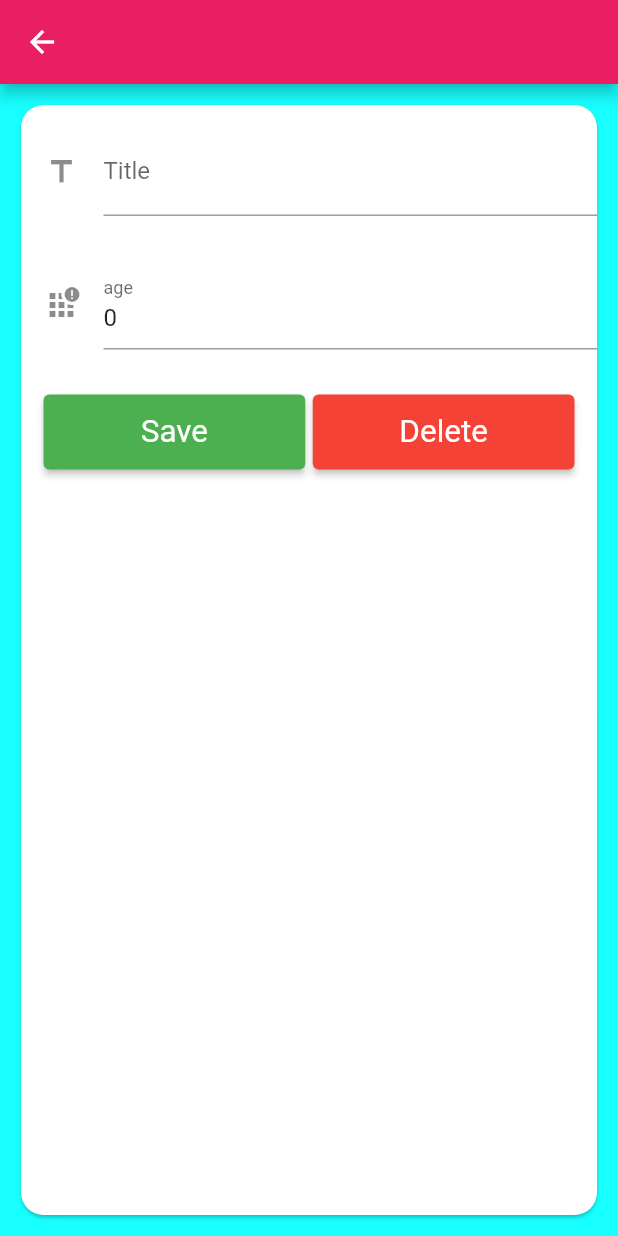
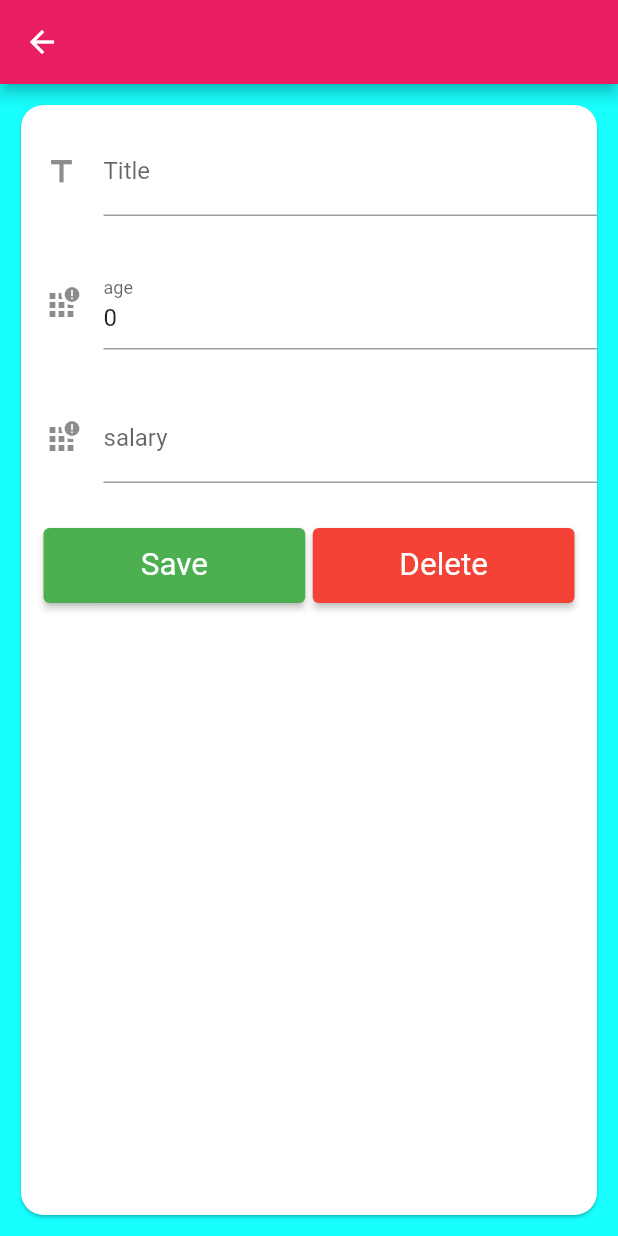
Before and after one commit to flahmed682/sqlite_demo, a Flutter app: the screen it shows after launch, after a tap on the "add" icon, on a phone screen of 412 x 824 dp. Run offline on Flutter 3.47's test engine with Material 2 defaults, Android fonts, the phone set to English and light mode, and no system bars; our stand-ins replace sqflite; accounts and stored records are empty.

Commit message:
10 finish ths system :)

```diff
--- a/lib/db_helper.dart
+++ b/lib/db_helper.dart
@@ -15,8 +15,8 @@ class DbHelper extends LiteDb {
 
   insertNewPerson(Person person) async {
     String sql = '''
-       INSERT INTO PERSON(name, age)
-       VALUES ( '${person.name}' , ${person.age})
+       INSERT INTO PERSON(name, age, salary)
+       VALUES ( '${person.name}' , ${person.age} , ${person.salary})
     ''';
     int result = await insert(sql);
     return result;
@@ -26,7 +26,8 @@ class DbHelper extends LiteDb {
     String sql = '''
        UPDATE PERSON SET
        name = '${person.name}',
-       age = ${person.age}
+       age = ${person.age},
+       salary = ${person.salary}
        WHERE
        id = ${person.id}
     ''';
--- a/lib/litedb.dart
+++ b/lib/litedb.dart
@@ -15,13 +15,12 @@ class LiteDb {
   }
 
   instance() async {
-
     // Get a location using getDatabasesPath
     var databasesPath = await getDatabasesPath();
     String path = join(databasesPath, 'lite_sql.db');
 
     // open the database
-    Database database = await openDatabase(path, version: 1,
+    Database database = await openDatabase(path, version: 2,
         onCreate: (Database db, int version) async {
           // When creating the db, create the table
           await db.execute(
@@ -30,7 +29,15 @@ class LiteDb {
                 CREATE TABLE ACCOUNT (id INTEGER  PRIMARY KEY AUTOINCREMENT, PERSON_ID INTEGER NOT  NULL, ACCOUNT INTEGER NOT NULL, VALUE REAL);
               ''');
           print('Text Database has been created');
-        });
+        },
+        onUpgrade: (Database db, int oldVersion, int newVersion) async {
+          if (newVersion >= 2) {
+            await db.execute('''
+            ALTER TABLE PERSON ADD COLUMN salary REAL NULL
+            ''');
+          }
+        }
+    );
     print(' Database connected');
     return database;
   }
--- a/lib/models/person.dart
+++ b/lib/models/person.dart
@@ -5,8 +5,9 @@ class Person {
   int id;
   String name;
   int age;
+  double salary;
 
-  Person({required this.id, required this.name, required this.age});
+  Person({required this.id, required this.name, required this.age, this.salary = 0.0});
 
   factory Person.getNewEmpty() {
     return Person(
@@ -20,7 +21,8 @@ class Person {
     return Person(
         id: map['id'] ?? 0,
         name: map['name'] ?? '',
-        age: map['age'] ?? 0
+        age: map['age'] ?? 0,
+        salary: map['salary']?.toDouble() ?? 0.0
     );
   }
 }
--- a/lib/screens/person_details.dart
+++ b/lib/screens/person_details.dart
@@ -16,6 +16,7 @@ class _PersonDetailsState extends State<PersonDetails> {
 
   TextEditingController nameController = TextEditingController();
   TextEditingController ageController = TextEditingController();
+  TextEditingController salaryController = TextEditingController();
 
   @override
   Widget build(BuildContext context) {
@@ -64,6 +65,17 @@ class _PersonDetailsState extends State<PersonDetails> {
                   ),
                 ),
               ),
+              Padding(
+                padding: const EdgeInsets.only(
+                    top: 15.0, bottom: 15.0, left: 15.0),
+                child: TextField(
+                  controller: salaryController,
+                  decoration: const InputDecoration(
+                    labelText: 'salary',
+                    icon: Icon(Icons.apps_outage_outlined),
+                  ),
+                ),
+              ),
               // Fourth Element
               Padding(
                 padding: const EdgeInsets.all(15.0),
@@ -82,6 +94,7 @@ class _PersonDetailsState extends State<PersonDetails> {
                           Person person = widget.person;
                           person.name = nameController.text;
                           person.age = int.parse(ageController.text);
+                          person.salary = double.parse(salaryController.text);
                           _saveData(person);
                         },
                       ),
--- a/lib/screens/persons_list.dart
+++ b/lib/screens/persons_list.dart
@@ -66,7 +66,8 @@ class _PersonsListState extends State<PersonsList> {
                   fontSize: 25.0
               ),
             ),
-            subtitle: Text(personList![position].age.toString(),
+            subtitle: Text(
+              "${personList![position].age} --> ${personList![position].salary}" ,
               style: const TextStyle(
                   color: Colors.white
               ),
```
